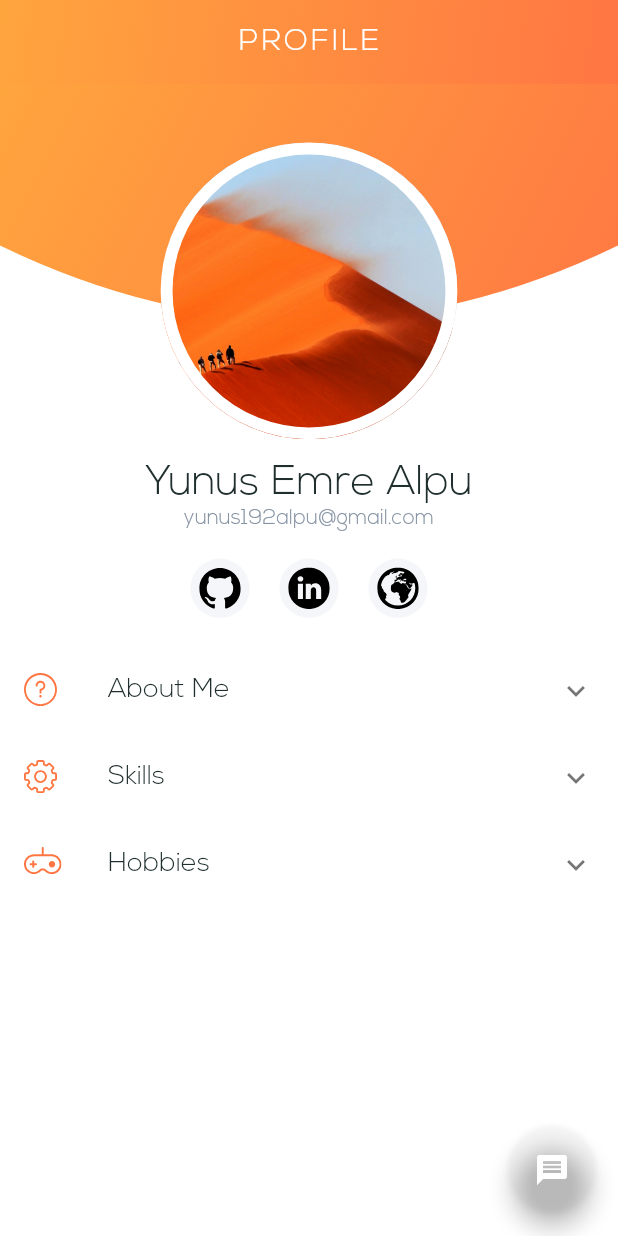
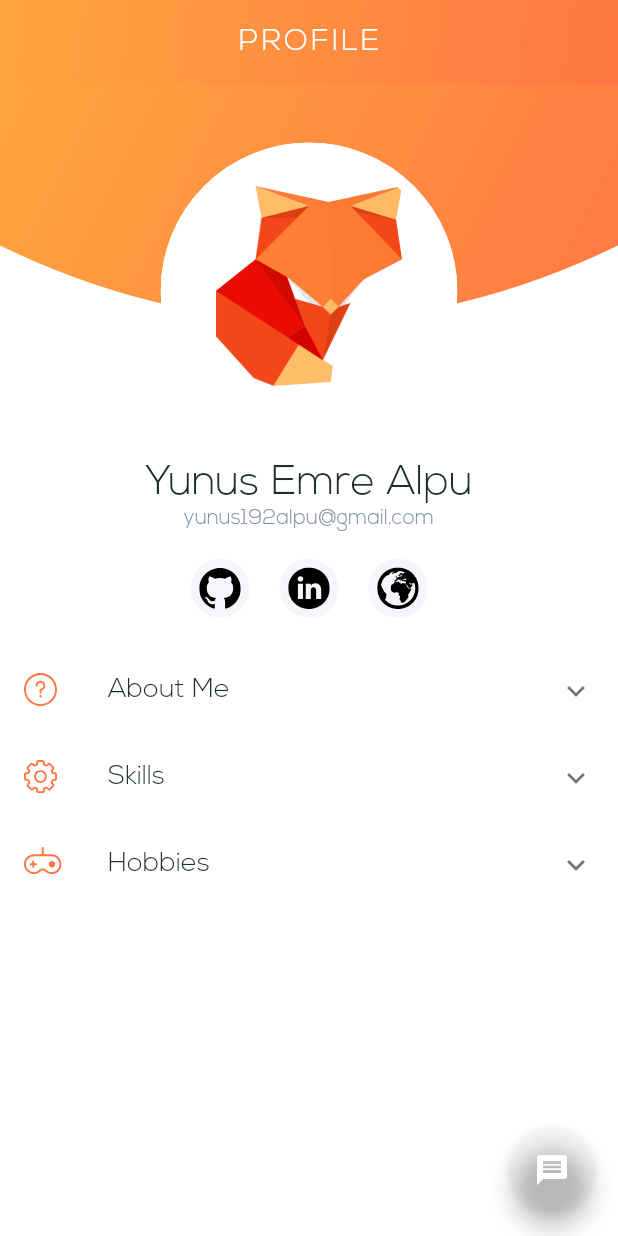
Before and after one commit to YunusEmreAlps/Flutter_Resume_App_UI, a Flutter app: the screen it shows after launch, on a phone screen of 412 x 824 dp. Run offline on Flutter 3.47's test engine with Material 2 defaults, Android fonts, the phone set to English and light mode, and no system bars; our stand-ins replace expansion_tile_card, flutter_svg, step_progress_indicator.

```diff
--- a/my_resume/lib/ui/components/body.dart
+++ b/my_resume/lib/ui/components/body.dart
@@ -26,7 +26,7 @@ class _BodyState extends State<Body> {
       child: Column(
         children: <Widget>[
           Info(
-            image: "assets/images/pic.png",
+            image: "assets/images/avatar.png",
             name: "Yunus Emre Alpu",
             email: "yunus192alpu@gmail.com",
           ),
```
Also changed, not shown: my_resume/assets/images/avatar.png (added), my_resume/assets/images/pic.jpg (added), my_resume/ss/10.jpeg (added), my_resume/ss/11.jpeg (added), my_resume/ss/12.jpeg (added), my_resume/ss/7.jpeg (added), my_resume/ss/8.jpeg (added), my_resume/ss/9.jpeg (added), 1 other file.
